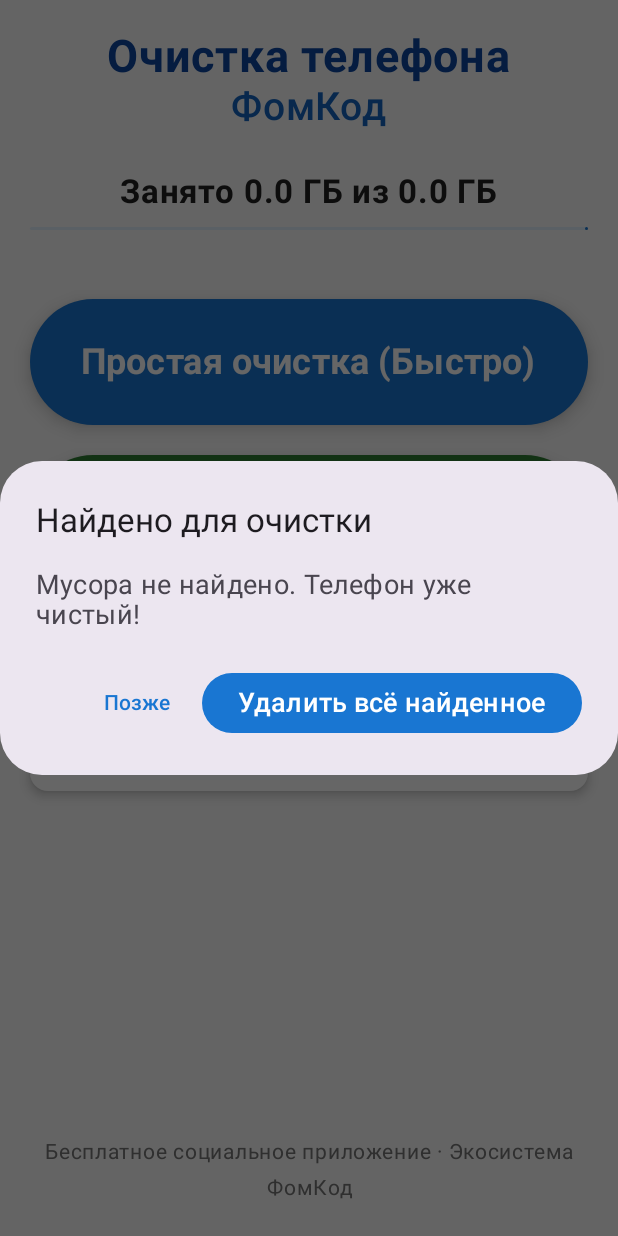
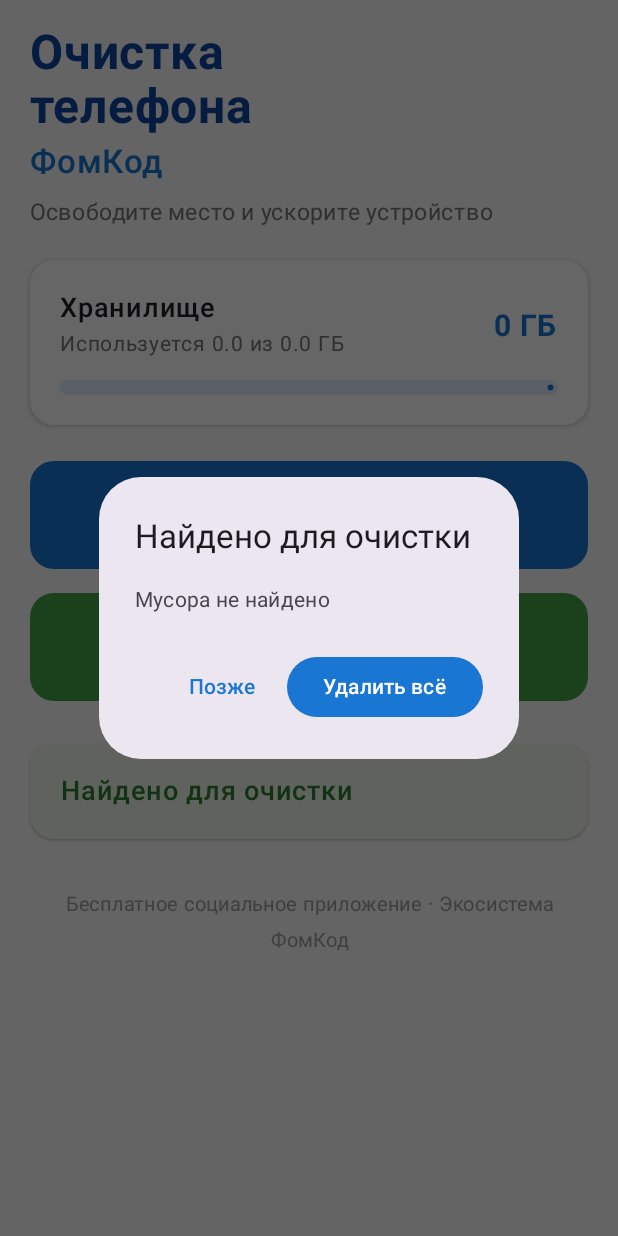
Before and after one commit to weknowyouscum-gif/fomkod-phone-cleaner, an Android app built with Jetpack Compose: the screen it shows after launch (MainActivity), after a tap on "Полная очистка (Глубокая)", on a phone screen of 412 x 824 dp. Run offline under Robolectric (Android 15) with nearby library versions, the phone set to English and light mode, and no system bars; libraries missing offline, so code that uses them is left out: com.yandex.mobile; 2 statements that could not run were skipped; 1 other tap on this screen came first.

Commit message:
Redesign main UI to clean modern Variant 1 style

```diff
--- a/app/src/main/java/ru/fomkod/cleaner/MainActivity.kt
+++ b/app/src/main/java/ru/fomkod/cleaner/MainActivity.kt
@@ -1,7 +1,6 @@
 package ru.fomkod.cleaner
 
 import android.Manifest
-import android.app.Activity
 import android.content.Intent
 import android.net.Uri
 import android.os.Build
@@ -12,6 +11,7 @@ import androidx.activity.compose.setContent
 import androidx.activity.result.contract.ActivityResultContracts
 import androidx.compose.foundation.layout.*
 import androidx.compose.foundation.rememberScrollState
+import androidx.compose.foundation.shape.RoundedCornerShape
 import androidx.compose.foundation.verticalScroll
 import androidx.compose.material3.*
 import androidx.compose.runtime.*
@@ -63,7 +63,6 @@ class MainActivity : ComponentActivity() {
 
         var storage by remember { mutableStateOf(CleanerEngine.getStorageInfo()) }
         var status by remember { mutableStateOf("Готов к очистке") }
-        var showPermissionDialog by remember { mutableStateOf(false) }
         var fullResult by remember { mutableStateOf<FullCleanResult?>(null) }
         var showFullDialog by remember { mutableStateOf(false) }
 
@@ -91,75 +90,97 @@ class MainActivity : ComponentActivity() {
 
         MaterialTheme(
             colorScheme = lightColorScheme(
-                background = Color(0xFFF8F9FA),
+                background = Color(0xFFF7F9FC),
                 surface = Color.White,
                 primary = Color(0xFF1976D2),
-                secondary = Color(0xFF2E7D32)
+                secondary = Color(0xFF43A047)
             )
         ) {
             Column(
                 modifier = Modifier
                     .fillMaxSize()
-                    .padding(20.dp)
-                    .verticalScroll(rememberScrollState()),
-                horizontalAlignment = Alignment.CenterHorizontally
+                    .padding(horizontal = 20.dp, vertical = 16.dp)
+                    .verticalScroll(rememberScrollState())
             ) {
                 Text(
-                    "Очистка телефона",
-                    fontSize = 30.sp,
+                    "Очистка\nтелефона",
+                    fontSize = 32.sp,
                     fontWeight = FontWeight.Bold,
-                    color = Color(0xFF0D47A1)
+                    color = Color(0xFF0D47A1),
+                    lineHeight = 36.sp
                 )
                 Text(
                     "ФомКод",
-                    fontSize = 26.sp,
-                    fontWeight = FontWeight.Medium,
-                    color = Color(0xFF1565C0)
+                    fontSize = 22.sp,
+                    fontWeight = FontWeight.SemiBold,
+                    color = Color(0xFF1976D2),
+                    modifier = Modifier.padding(top = 4.dp)
                 )
-                Spacer(Modifier.height(28.dp))
+                Text(
+                    "Освободите место и ускорите устройство",
+                    fontSize = 15.sp,
+                    color = Color(0xFF757575),
+                    modifier = Modifier.padding(top = 8.dp, bottom = 20.dp)
+                )
 
+                // Storage card
+                Card(
+                    modifier = Modifier.fillMaxWidth(),
+                    shape = RoundedCornerShape(16.dp),
+                    colors = CardDefaults.cardColors(containerColor = Color.White),
+                    elevation = CardDefaults.cardElevation(defaultElevation = 2.dp)
+                ) {
+                    Column(modifier = Modifier.padding(20.dp)) {
                         val usedGb = storage.usedBytes / (1024.0 * 1024 * 1024)
                         val totalGb = storage.totalBytes / (1024.0 * 1024 * 1024)
-                Text(
-                    "Занято %.1f ГБ из %.1f ГБ".format(usedGb, totalGb),
-                    fontSize = 22.sp,
-                    fontWeight = FontWeight.Bold,
-                    color = Color(0xFF212121)
-                )
+                        Row(
+                            modifier = Modifier.fillMaxWidth(),
+                            horizontalArrangement = Arrangement.SpaceBetween,
+                            verticalAlignment = Alignment.CenterVertically
+                        ) {
+                            Column {
+                                Text("Хранилище", fontSize = 18.sp, fontWeight = FontWeight.SemiBold)
+                                Text("Используется %.1f из %.1f ГБ".format(usedGb, totalGb), fontSize = 14.sp, color = Color(0xFF757575))
+                            }
+                            Text("%.0f ГБ".format(usedGb), fontSize = 20.sp, fontWeight = FontWeight.Bold, color = Color(0xFF1976D2))
+                        }
+                        Spacer(Modifier.height(12.dp))
                         LinearProgressIndicator(
                             progress = { (storage.usedBytes.toFloat() / storage.totalBytes.coerceAtLeast(1)) },
                             modifier = Modifier
                                 .fillMaxWidth()
-                        .height(22.dp)
-                        .padding(vertical = 10.dp),
+                                .height(10.dp),
                             color = Color(0xFF1976D2),
-                    trackColor = Color(0xFFE3F2FD)
+                            trackColor = Color(0xFFE3F2FD),
+                            strokeCap = androidx.compose.ui.graphics.StrokeCap.Round
                         )
+                    }
+                }
 
-                Spacer(Modifier.height(36.dp))
+                Spacer(Modifier.height(24.dp))
 
+                // Simple clean button
                 Button(
                     onClick = {
                         scope.launch {
                             status = "Идёт простая очистка..."
-                            val result = withContext(Dispatchers.IO) {
-                                CleanerEngine.simpleClean(context)
-                            }
+                            val result = withContext(Dispatchers.IO) { CleanerEngine.simpleClean(context) }
                             status = result.message
                             storage = CleanerEngine.getStorageInfo()
                         }
                     },
                     modifier = Modifier
                         .fillMaxWidth()
-                        .height(84.dp),
-                    colors = ButtonDefaults.buttonColors(containerColor = Color(0xFF1976D2)),
-                    elevation = ButtonDefaults.buttonElevation(defaultElevation = 6.dp)
+                        .height(72.dp),
+                    shape = RoundedCornerShape(16.dp),
+                    colors = ButtonDefaults.buttonColors(containerColor = Color(0xFF1976D2))
                 ) {
-                    Text("Простая очистка (Быстро)", fontSize = 24.sp, fontWeight = FontWeight.Bold)
+                    Text("Простая очистка (Быстро)", fontSize = 20.sp, fontWeight = FontWeight.Bold)
                 }
 
-                Spacer(Modifier.height(20.dp))
+                Spacer(Modifier.height(16.dp))
 
+                // Full clean button
                 Button(
                     onClick = {
                         scope.launch {
@@ -170,65 +191,49 @@ class MainActivity : ComponentActivity() {
                             } else {
                                 YandexAdManager.loadAndShowRewarded(context) {}
                             }
-                            status = "Сканирование дубликатов, больших файлов и приложений..."
-                            val result = withContext(Dispatchers.IO) {
-                                CleanerEngine.fullCleanScan(context)
-                            }
+                            status = "Сканирование..."
+                            val result = withContext(Dispatchers.IO) { CleanerEngine.fullCleanScan(context) }
                             fullResult = result
                             showFullDialog = true
-                            status = "Найдено для очистки. Выберите, что удалить."
+                            status = "Найдено для очистки"
                             storage = CleanerEngine.getStorageInfo()
                         }
                     },
                     modifier = Modifier
                         .fillMaxWidth()
-                        .height(84.dp),
-                    colors = ButtonDefaults.buttonColors(containerColor = Color(0xFF2E7D32)),
-                    elevation = ButtonDefaults.buttonElevation(defaultElevation = 6.dp)
+                        .height(72.dp),
+                    shape = RoundedCornerShape(16.dp),
+                    colors = ButtonDefaults.buttonColors(containerColor = Color(0xFF43A047))
                 ) {
-                    Text("Полная очистка (Глубокая)", fontSize = 24.sp, fontWeight = FontWeight.Bold)
+                    Text("Полная очистка (Глубокая)", fontSize = 20.sp, fontWeight = FontWeight.Bold)
                 }
 
-                Spacer(Modifier.height(36.dp))
+                Spacer(Modifier.height(28.dp))
 
+                // Status card
                 Card(
                     modifier = Modifier.fillMaxWidth(),
-                    colors = CardDefaults.cardColors(containerColor = Color.White),
-                    elevation = CardDefaults.cardElevation(defaultElevation = 4.dp)
+                    shape = RoundedCornerShape(16.dp),
+                    colors = CardDefaults.cardColors(containerColor = Color(0xFFF1F8E9)),
+                    elevation = CardDefaults.cardElevation(defaultElevation = 1.dp)
                 ) {
                     Text(
                         status,
-                        fontSize = 20.sp,
+                        fontSize = 18.sp,
                         fontWeight = FontWeight.Medium,
-                        modifier = Modifier.padding(28.dp),
-                        color = Color(0xFF212121),
+                        modifier = Modifier.padding(20.dp),
+                        color = Color(0xFF2E7D32),
                         textAlign = TextAlign.Center
                     )
                 }
 
-                Spacer(Modifier.weight(1f))
-                Spacer(Modifier.height(24.dp))
+                Spacer(Modifier.height(32.dp))
                 Text(
                     "Бесплатное социальное приложение · Экосистема ФомКод",
-                    fontSize = 14.sp,
-                    color = Color(0xFF757575),
-                    textAlign = TextAlign.Center
-                )
-            }
-
-            if (showPermissionDialog) {
-                AlertDialog(
-                    onDismissRequest = { showPermissionDialog = false },
-                    title = { Text("Нужен доступ к файлам", fontSize = 22.sp) },
-                    text = { Text("Разрешите доступ ко всем файлам, чтобы приложение могло очистить телефон", fontSize = 18.sp) },
-                    confirmButton = {
-                        Button(onClick = {
-                            requestPermissionsLocal()
-                            showPermissionDialog = false
-                        }) {
-                            Text("Разрешить", fontSize = 18.sp)
-                        }
-                    }
+                    fontSize = 13.sp,
+                    color = Color(0xFF9E9E9E),
+                    textAlign = TextAlign.Center,
+                    modifier = Modifier.fillMaxWidth()
                 )
             }
 
@@ -239,25 +244,16 @@ class MainActivity : ComponentActivity() {
                     title = { Text("Найдено для очистки", fontSize = 22.sp) },
                     text = {
                         Column(modifier = Modifier.verticalScroll(rememberScrollState())) {
-                            if (result.duplicates.isNotEmpty()) {
-                                Text("Дубликаты фото: ${result.duplicates.size} групп", fontSize = 18.sp, fontWeight = FontWeight.Bold)
-                                Spacer(Modifier.height(8.dp))
-                            }
-                            if (result.largeFiles.isNotEmpty()) {
-                                Text("Большие файлы (>50 МБ): ${result.largeFiles.size}", fontSize = 18.sp, fontWeight = FontWeight.Bold)
-                                Spacer(Modifier.height(8.dp))
-                            }
-                            if (result.unusedApps.isNotEmpty()) {
-                                Text("Сторонние приложения: ${result.unusedApps.size}", fontSize = 18.sp, fontWeight = FontWeight.Bold)
-                            }
+                            if (result.duplicates.isNotEmpty()) Text("Дубликаты фото: ${result.duplicates.size} групп", fontSize = 18.sp)
+                            if (result.largeFiles.isNotEmpty()) Text("Большие файлы: ${result.largeFiles.size}", fontSize = 18.sp)
+                            if (result.unusedApps.isNotEmpty()) Text("Приложения: ${result.unusedApps.size}", fontSize = 18.sp)
                             if (result.duplicates.isEmpty() && result.largeFiles.isEmpty() && result.unusedApps.isEmpty()) {
-                                Text("Мусора не найдено. Телефон уже чистый!", fontSize = 18.sp)
+                                Text("Мусора не найдено")
                             }
                         }
                     },
                     confirmButton = {
-                        Button(
-                            onClick = {
+                        Button(onClick = {
                             scope.launch {
                                 var totalFreed = result.freedBytes
                                 totalFreed += withContext(Dispatchers.IO) {
@@ -266,19 +262,14 @@ class MainActivity : ComponentActivity() {
                                 totalFreed += withContext(Dispatchers.IO) {
                                     CleanerEngine.deleteLargeFiles(result.largeFiles, result.largeFiles.indices.toSet())
                                 }
-                                    status = "Очищено: ${totalFreed / (1024 * 1024)} МБ! Телефон работает отлично"
+                                status = "Очищено: ${totalFreed / (1024 * 1024)} МБ!"
                                 storage = CleanerEngine.getStorageInfo()
                                 showFullDialog = false
                             }
-                            }
-                        ) {
-                            Text("Удалить всё найденное", fontSize = 18.sp)
-                        }
+                        }) { Text("Удалить всё") }
                     },
                     dismissButton = {
-                        TextButton(onClick = { showFullDialog = false }) {
-                            Text("Позже")
-                        }
+                        TextButton(onClick = { showFullDialog = false }) { Text("Позже") }
                     }
                 )
             }
```
Lines whose indentation alone changed are shown as unchanged.
